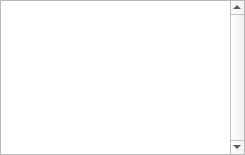
Old version of the form src/TagsManager.ui in the repository markus-wa/glmixer-mirror.
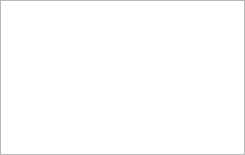
New version of the form.

Commit message: Cosmetics for Tags manager. Added action to cancel all tags (context menu).

Patch:
```diff
--- a/src/TagsManager.ui
+++ b/src/TagsManager.ui
@@ -44,7 +44,7 @@
       <string notr="true">font-size: 10px;</string>
      </property>
      <property name="verticalScrollBarPolicy">
-      <enum>Qt::ScrollBarAlwaysOn</enum>
+      <enum>Qt::ScrollBarAsNeeded</enum>
      </property>
      <property name="horizontalScrollBarPolicy">
       <enum>Qt::ScrollBarAlwaysOff</enum>
@@ -88,6 +88,12 @@
      <property name="resizeMode">
       <enum>QListView::Adjust</enum>
      </property>
+     <property name="gridSize">
+      <size>
+       <width>50</width>
+       <height>60</height>
+      </size>
+     </property>
      <property name="viewMode">
       <enum>QListView::IconMode</enum>
      </property>
```
Left out of the diff: 24 changed lines with no effect on the pictures. The commit also changes 3 other files.
